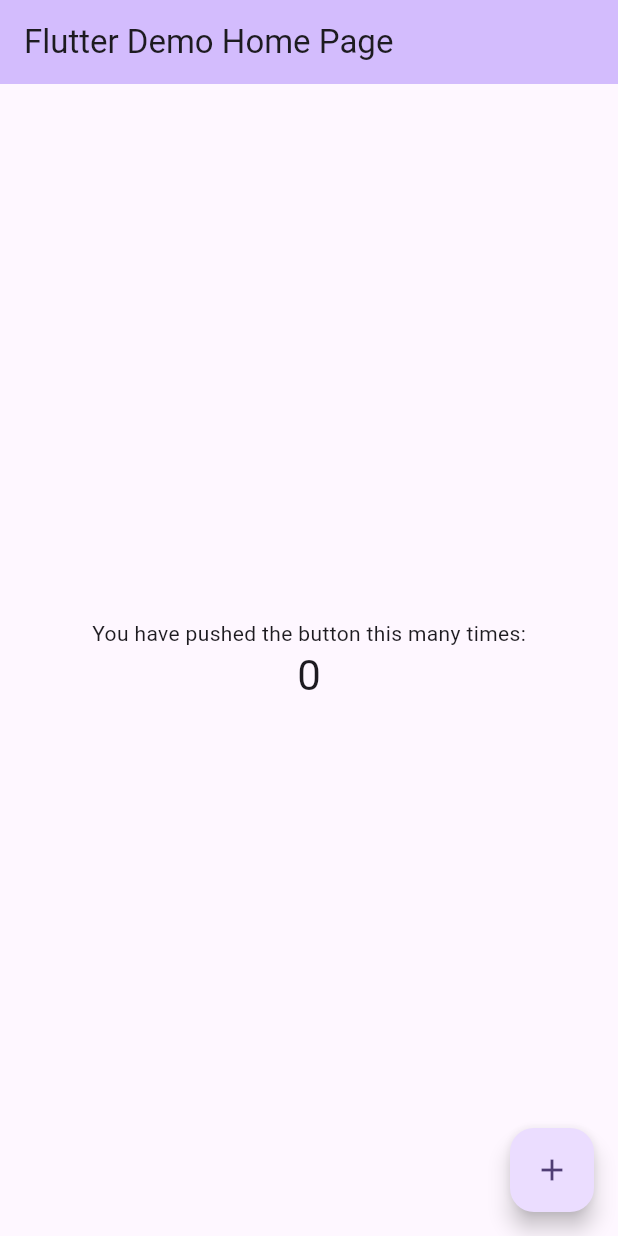
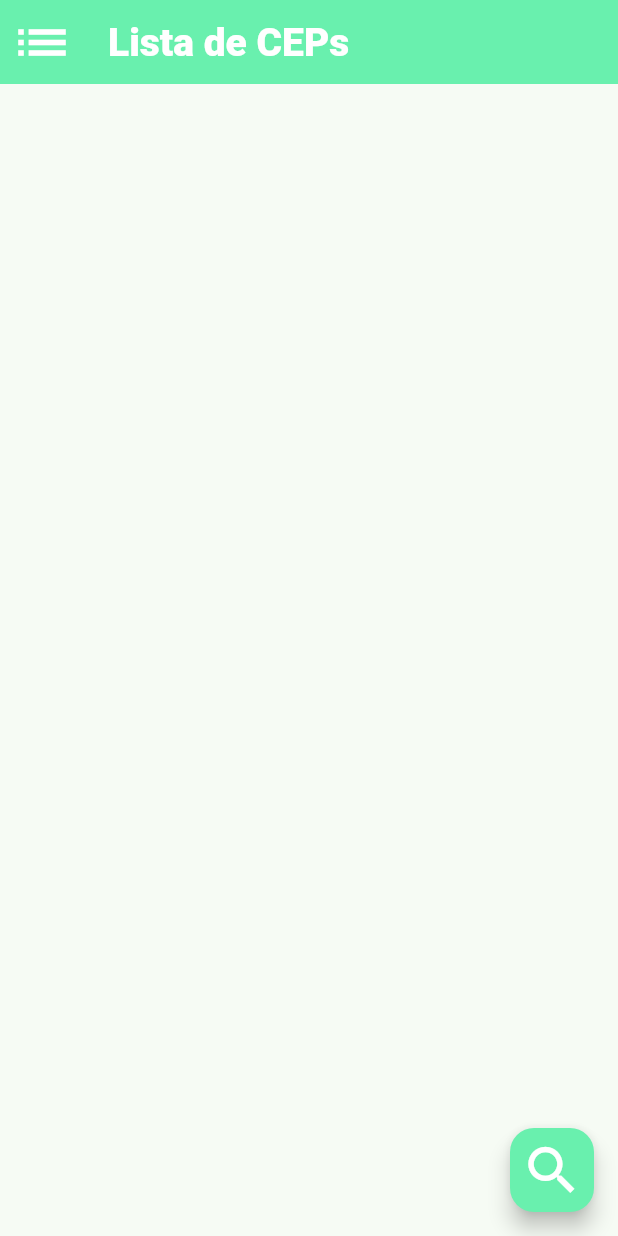
Before and after one commit to guihhssilva/via_cep_api, a Flutter app: the screen it shows after launch, on a phone screen of 412 x 824 dp. Run offline on Flutter 3.47's test engine with Material 2 defaults, Android fonts, the light colour scheme and no system bars.

Commit message:
changes on cep_list_page and create models

```diff
--- a/lib/main.dart
+++ b/lib/main.dart
@@ -1,68 +1,6 @@
 import 'package:flutter/material.dart';
+import 'package:via_cep_api/via_cep_api_app.dart';
 
 void main() {
-  runApp(const MyApp());
+  runApp(const ViaCepApiApp());
 }
-
-class MyApp extends StatelessWidget {
-  const MyApp({super.key});
-  @override
-  Widget build(BuildContext context) {
-    return MaterialApp(
-      title: 'Flutter Demo',
-      theme: ThemeData(
-        colorScheme: ColorScheme.fromSeed(seedColor: Colors.deepPurple),
-        useMaterial3: true,
-      ),
-      home: const MyHomePage(title: 'Flutter Demo Home Page'),
-    );
-  }
-}
-
-class MyHomePage extends StatefulWidget {
-  const MyHomePage({super.key, required this.title});
-
-  final String title;
-
-  @override
-  State<MyHomePage> createState() => _MyHomePageState();
-}
-
-class _MyHomePageState extends State<MyHomePage> {
-  int _counter = 0;
-
-  void _incrementCounter() {
-    setState(() {
-      _counter++;
-    });
-  }
-
-  @override
-  Widget build(BuildContext context) {
-    return Scaffold(
-      appBar: AppBar(
-        backgroundColor: Theme.of(context).colorScheme.inversePrimary,
-        title: Text(widget.title),
-      ),
-      body: Center(
-        child: Column(
-          mainAxisAlignment: MainAxisAlignment.center,
-          children: <Widget>[
-            const Text(
-              'You have pushed the button this many times:',
-            ),
-            Text(
-              '$_counter',
-              style: Theme.of(context).textTheme.headlineMedium,
-            ),
-          ],
-        ),
-      ),
-      floatingActionButton: FloatingActionButton(
-        onPressed: _incrementCounter,
-        tooltip: 'Increment',
-        child: const Icon(Icons.add),
-      ),
-    );
-  }
-}
--- /dev/null
+++ b/lib/pages/cep_list_page.dart
@@ -0,0 +1,51 @@
+import 'package:flutter/material.dart';
+
+class CepListPage extends StatefulWidget {
+  const CepListPage({super.key});
+
+  @override
+  State<CepListPage> createState() => _CepListPageState();
+}
+
+class _CepListPageState extends State<CepListPage> {
+  @override
+  Widget build(BuildContext context) {
+    return SafeArea(
+      child: Scaffold(
+        appBar: AppBar(
+          leading: const Icon(Icons.list),
+          title: const Text("Lista de CEPs"),
+        ),
+        //body:
+        floatingActionButton: FloatingActionButton(
+          onPressed: () {
+            showDialog(
+                context: context,
+                builder: (BuildContext context) {
+                  return AlertDialog(
+                    title: const Text(
+                      "Pesquisa de CEP: ",
+                      style: TextStyle(color: Color.fromARGB(255, 41, 95, 69)),
+                    ),
+                    content: const TextField(
+                      keyboardType: TextInputType.numberWithOptions(),
+                      maxLength: 8,
+                    ),
+                    actions: [
+                      IconButton(
+                          onPressed: () {},
+                          icon: const Icon(
+                            Icons.search,
+                            color: Colors.greenAccent,
+                            size: 56,
+                          ))
+                    ],
+                  );
+                });
+          },
+          child: const Icon(Icons.search),
+        ),
+      ),
+    );
+  }
+}
--- /dev/null
+++ b/lib/repositories/via_cep_repository.dart
@@ -0,0 +1 @@
+class ViaCepRepository {}
--- /dev/null
+++ b/lib/via_cep_api_app.dart
@@ -0,0 +1,42 @@
+import 'package:flutter/material.dart';
+import 'package:via_cep_api/pages/cep_list_page.dart';
+
+class ViaCepApiApp extends StatelessWidget {
+  const ViaCepApiApp({super.key});
+  @override
+  Widget build(BuildContext context) {
+    return MaterialApp(
+      debugShowCheckedModeBanner: false,
+      title: 'ViaCepApiApp',
+      theme: ThemeData(
+        floatingActionButtonTheme: const FloatingActionButtonThemeData(
+          iconSize: 42,
+          foregroundColor: Colors.white,
+          backgroundColor: Colors.greenAccent,
+        ),
+        textButtonTheme: TextButtonThemeData(
+            style: ButtonStyle(
+                textStyle: const MaterialStatePropertyAll(TextStyle(
+                  fontSize: 18,
+                )),
+                backgroundColor:
+                    const MaterialStatePropertyAll(Colors.greenAccent),
+                shape: MaterialStatePropertyAll(RoundedRectangleBorder(
+                    borderRadius: BorderRadius.circular(8))))),
+        appBarTheme: const AppBarTheme(
+          backgroundColor: Colors.greenAccent,
+          titleTextStyle: TextStyle(
+            color: Colors.white,
+            fontSize: 26,
+            fontWeight: FontWeight.w900,
+          ),
+          iconTheme: IconThemeData(size: 42, color: Colors.white),
+        ),
+        primaryColor: Colors.greenAccent,
+        colorScheme: ColorScheme.fromSeed(seedColor: Colors.greenAccent),
+        useMaterial3: true,
+      ),
+      home: const CepListPage(),
+    );
+  }
+}
```
Also changed, not shown: lib/models/via_cep_model.dart (added, +49 -0 lines), 1 other file.
